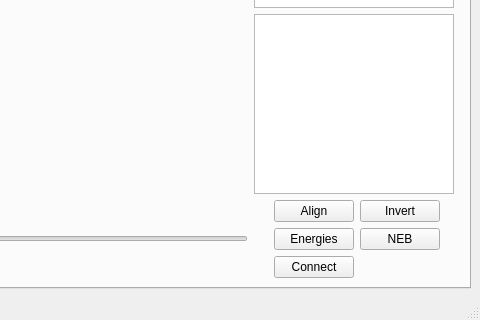
Above: pygmin/gui/MainWindow.ui from pele-python/pele before the change; both pictures show x 212 to 692 and y 235 to 555 of the 692 by 555 pixel window. Below: the same form after it.
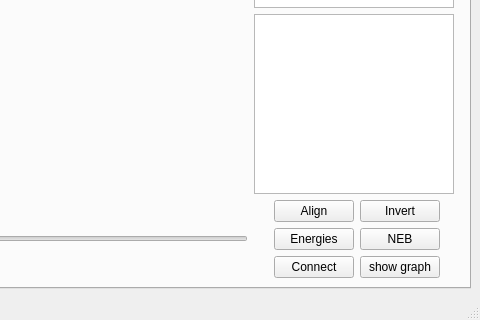
That is the form after the change. The open tabs and pages were chosen to show the change. Custom widgets are drawn as their Qt base class.

Commit message:
add new button to gui to visualize database
visualization is done using pylab, so no interactivity.

the energies and the graph share the same pylab window.  This needs to
be changed because they interfere with each other (show_energies()
doesn't clear the graph).

What changed in the file:
```diff
--- a/pygmin/gui/MainWindow.ui
+++ b/pygmin/gui/MainWindow.ui
@@ -205,6 +205,13 @@
             </property>
            </widget>
           </item>
+          <item row="3" column="1">
+           <widget class="QPushButton" name="btnShowGraph">
+            <property name="text">
+             <string>show graph</string>
+            </property>
+           </widget>
+          </item>
          </layout>
         </item>
         <item row="1" column="0">
```
Left out of the diff: 35 changed lines with no effect on the pictures. The commit also changes 2 other files.
